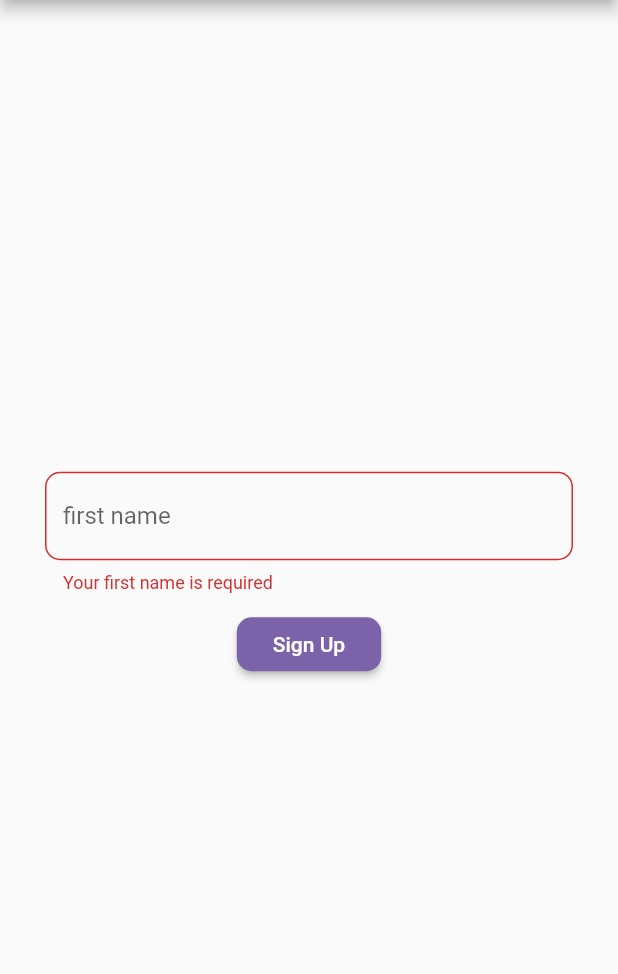
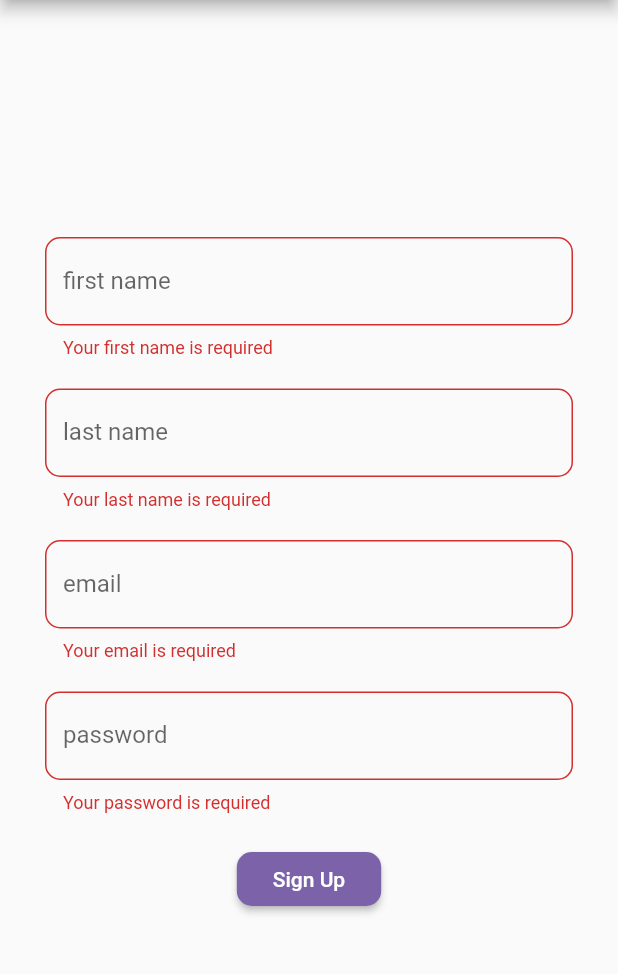
Before and after one commit to elishaking/blazehub-mobile, a Flutter app: the screen it shows after launch, after a tap on "Sign Up", on a phone screen of 412 x 824 dp, the part 84-1058 px from its top. Run offline on Flutter 3.47's test engine with Material 2 defaults, Android fonts, the phone set to English and light mode, and no system bars; our stand-ins replace firebase_auth, flutter_redux, redux; accounts and stored records are empty.

Commit message:
added other fields

```diff
--- a/lib/pages/landing.dart
+++ b/lib/pages/landing.dart
@@ -48,7 +48,54 @@ class _LandingState extends State<Landing> {
                       return null;
                     },
                   ),
-                  SizedBox(height: 10),
+                  SizedBox(height: 20),
+                  TextFormField(
+                    decoration: InputDecoration(
+                      labelText: "last name",
+                    ),
+                    onSaved: (String newText) {
+                      userData.lastName = newText;
+                    },
+                    validator: (String text) {
+                      if (text.isEmpty) return requiredFieldError('last name');
+
+                      return null;
+                    },
+                  ),
+                  SizedBox(height: 20),
+                  TextFormField(
+                    decoration: InputDecoration(
+                      labelText: "email",
+                    ),
+                    onSaved: (String newText) {
+                      userData.email = newText;
+                    },
+                    validator: (String text) {
+                      if (text.isEmpty)
+                        return requiredFieldError('email');
+                      else if (!RegExp(r'^[a-z]+@[a-z]+\.[a-z]+$')
+                          .hasMatch(text.toLowerCase())) {
+                        return 'Please enter a valid email';
+                      }
+
+                      return null;
+                    },
+                  ),
+                  SizedBox(height: 20),
+                  TextFormField(
+                    decoration: InputDecoration(
+                      labelText: "password",
+                    ),
+                    onSaved: (String newText) {
+                      userData.password = newText;
+                    },
+                    validator: (String text) {
+                      if (text.isEmpty) return requiredFieldError('password');
+
+                      return null;
+                    },
+                  ),
+                  SizedBox(height: 20),
                   RaisedButton(
                     child: Text('Sign Up'),
                     onPressed: () {
```
